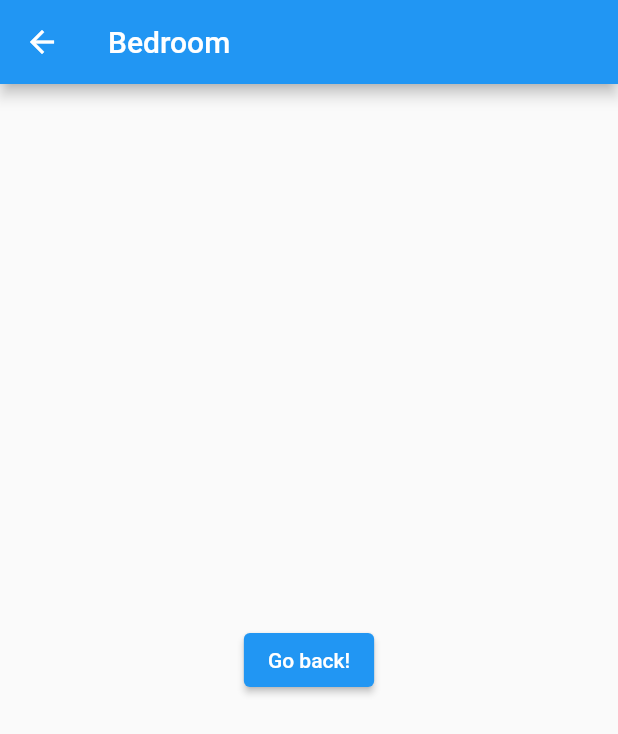
After one commit to nursiyam/iot_project, a Flutter app: the Bedroom screen opened directly, on a phone screen of 412 x 824 dp. The commit adds this screen. Shown: the top 734 px of the screen. Run offline on Flutter 3.47's test engine with Material 2 defaults, Android fonts, the phone set to English and light mode, and no system bars; our stand-ins replace firebase_core, firebase_database; accounts and stored records are empty; network calls fail.

Commit message:
Added push and pop to all screens

```diff
--- /dev/null
+++ b/lib/Screens/bedroom.dart
@@ -0,0 +1,28 @@
+import 'package:flutter/material.dart';
+
+class Bedroom extends StatefulWidget {
+  const Bedroom({super.key});
+
+  @override
+  State<Bedroom> createState() => _BedroomState();
+}
+
+class _BedroomState extends State<Bedroom> {
+  @override
+  Widget build(BuildContext context) {
+    return Scaffold(
+      appBar: AppBar(
+        title: const Text('Bedroom'),
+      ),
+      body: Center(
+        child: ElevatedButton(
+          onPressed: () {
+            // Navigate back to first route when tapped.
+            Navigator.pop(context);
+          },
+          child: const Text('Go back!'),
+        ),
+      ),
+    );
+  }
+}
```
Also changed, not shown: lib/Screens/dashboard_screen.dart (+6 -4 lines), lib/Screens/kitchen.dart (added, +28 -0 lines), lib/Screens/laundry.dart (added, +28 -0 lines).
